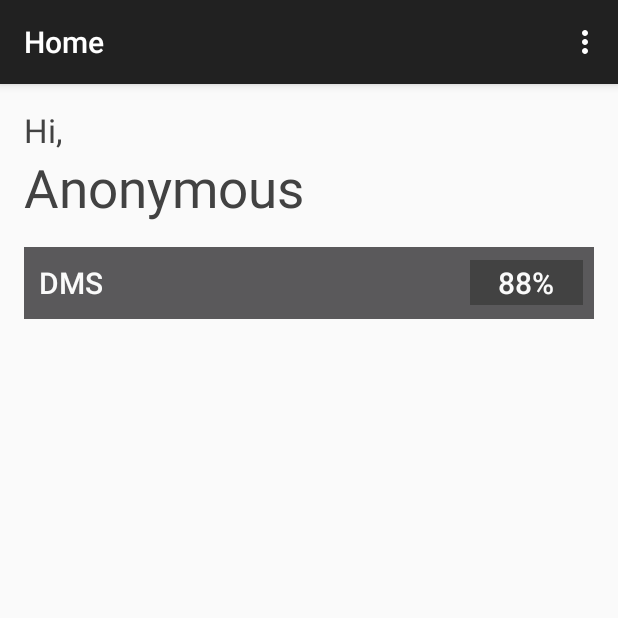
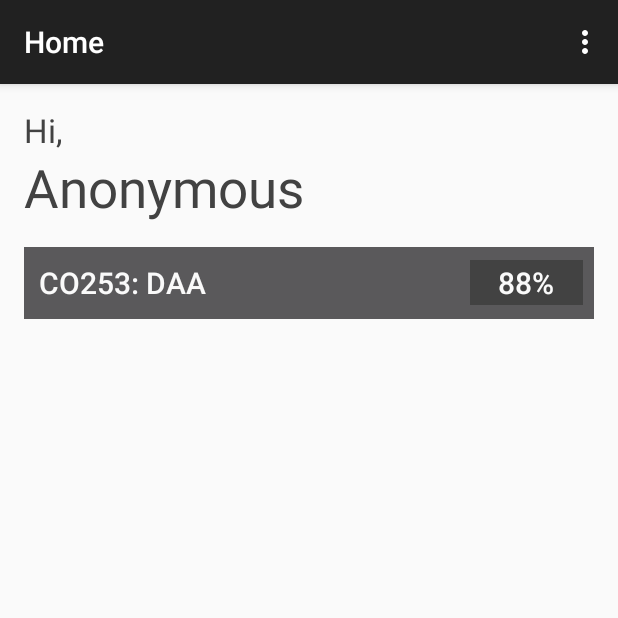
Before and after one commit to anantm95/SemTrac, an Android app: the screen it shows after launch (HomeActivity), on a phone screen of 412 x 824 dp, the top half of it. Run offline under Robolectric (Android 15) with nearby library versions, the phone set to English and light mode, and no system bars; 1 statement that could not run was skipped.

```diff
--- a/app/build.gradle
+++ b/app/build.gradle
@@ -20,7 +20,8 @@ android {
 }
 
 dependencies {
-    compile fileTree(dir: 'libs', include: ['*.jar'])
+    compile fileTree(include: ['*.jar'], dir: 'libs')
     compile 'com.android.support:appcompat-v7:21.0.3'
     compile 'com.android.support:support-v4:21.0.3'
+    compile files('E:/Android/Projects/SemTrac/libs/gson-2.3.1.jar')
 }
--- a/app/src/main/AndroidManifest.xml
+++ b/app/src/main/AndroidManifest.xml
@@ -1,27 +1,29 @@
 <?xml version="1.0" encoding="utf-8"?>
 <manifest xmlns:android="http://schemas.android.com/apk/res/android"
-    package="com.academy.semtrac" >
+    package="com.academy.semtrac">
 
     <application
         android:allowBackup="true"
         android:icon="@drawable/ic_launcher"
         android:label="@string/app_name"
-        android:theme="@style/AppTheme" >
+        android:theme="@style/AppTheme">
         <activity
             android:name=".SplashActivity"
             android:configChanges="orientation|keyboardHidden|screenSize"
             android:label="@string/app_name"
-            android:theme="@style/FullscreenTheme" >
+            android:theme="@style/FullscreenTheme">
             <intent-filter>
-                <action android:name="android.intent.action.MAIN" />
+            <action android:name="android.intent.action.MAIN" />
 
                 <category android:name="android.intent.category.LAUNCHER" />
             </intent-filter>
         </activity>
         <activity
             android:name=".HomeActivity"
-            android:label="@string/title_activity_home" >
-        </activity>
+            android:label="@string/title_activity_home"></activity>
+        <activity
+            android:name=".FirstRunActivity"
+            android:label="@string/title_activity_first_run"></activity>
     </application>
 
 </manifest>
--- a/app/src/main/java/com/academy/semtrac/SplashActivity.java
+++ b/app/src/main/java/com/academy/semtrac/SplashActivity.java
@@ -2,13 +2,17 @@ package com.academy.semtrac;
 
 import android.app.Activity;
 import android.content.Intent;
+import android.content.SharedPreferences;
 import android.os.Bundle;
-import android.os.Handler;
+import android.os.CountDownTimer;
 import android.view.Window;
+
+import com.google.gson.Gson;
 
 public class SplashActivity extends Activity {
 
-    private final int SPLASH_DISPLAY_LENGTH = 3000;
+    private boolean firstTimeUse;
+    private GlobalClass global;
 
     @Override
     public void onCreate(Bundle savedInstanceState) {
@@ -16,15 +20,40 @@ public class SplashActivity extends Activity {
 
         requestWindowFeature(Window.FEATURE_NO_TITLE);
         setContentView(R.layout.activity_splash);
+        global = (GlobalClass) getApplication();
 
-        new Handler().postDelayed(new Runnable(){
+        int SPLASH_DISPLAY_LENGTH = 2000;
+        new CountDownTimer(SPLASH_DISPLAY_LENGTH, 1000) {
             @Override
-            public void run() {
-                /* Create an Intent that will start the Menu-Activity. */
-                Intent mainIntent = new Intent(SplashActivity.this, HomeActivity.class);
-                SplashActivity.this.startActivity(mainIntent);
-                SplashActivity.this.finish();
+            public void onTick(long millisUntilFinished) {
+
             }
-        }, SPLASH_DISPLAY_LENGTH);
+
+            @Override
+            public void onFinish() {
+                Intent intent;
+                if (firstTimeUse) {
+                    intent = new Intent(SplashActivity.this, com.academy.semtrac.FirstRunActivity.class);
+                } else {
+                    intent = new Intent(SplashActivity.this, com.academy.semtrac.HomeActivity.class);
+                }
+                startActivity(intent);
+            }
+        }.start();
+
+        firstTimeUse = initialiseUser();
+    }
+
+    private boolean initialiseUser() {
+        String SHARED_PREFS_FILE = "UserData";
+        SharedPreferences userData = getSharedPreferences(SHARED_PREFS_FILE, 0);
+        String student = userData.getString("userData", null);
+        if (student != null) {
+            Gson gson = new Gson();
+            global.setStudent(gson.fromJson(student, Student.class));
+            return true;
+        } else {
+            return false;
+        }
     }
 }
--- a/app/src/main/res/layout/activity_home.xml
+++ b/app/src/main/res/layout/activity_home.xml
@@ -1,61 +1,60 @@
 <LinearLayout
     xmlns:android="http://schemas.android.com/apk/res/android"
     xmlns:tools="http://schemas.android.com/tools"
+    android:id="@+id/home_layout"
     android:layout_width="match_parent"
     android:layout_height="match_parent"
+    android:background="@color/background_material_light"
+    android:orientation="vertical"
+    android:paddingBottom="@dimen/activity_vertical_margin"
     android:paddingLeft="@dimen/activity_horizontal_margin"
     android:paddingRight="@dimen/activity_horizontal_margin"
     android:paddingTop="@dimen/activity_vertical_margin"
-    android:paddingBottom="@dimen/activity_vertical_margin"
-    android:orientation="vertical"
-    android:id="@+id/home_layout"
-    android:background="@color/background_material_light"
     tools:context="com.academy.semtrac.HomeActivity">
 
 
     <TextView
+        android:id="@+id/textView"
         android:layout_width="wrap_content"
         android:layout_height="wrap_content"
-        android:textSize="@dimen/abc_text_size_large_material"
+        android:text="@string/hi"
         android:textColor="@color/background_floating_material_dark"
-        android:text="@string/hi"
-        android:id="@+id/textView" />
+        android:textSize="@dimen/abc_text_size_large_material" />
 
     <TextView
+        android:id="@+id/studentName"
         android:layout_width="wrap_content"
         android:layout_height="wrap_content"
-        android:text="Anonymous"
-        android:id="@+id/studentName"
-        android:textSize="@dimen/size_of_name"
+        android:paddingBottom="@dimen/activity_vertical_margin"
+        android:text="@string/default_name"
         android:textColor="@color/background_floating_material_dark"
-        android:paddingBottom="@dimen/activity_vertical_margin" />
+        android:textSize="@dimen/size_of_name" />
 
     <FrameLayout
         android:layout_width="match_parent"
         android:layout_height="wrap_content">
 
         <Button
-            android:layout_width="match_parent"
+            android:id="@+id/button"
+            android:layout_width="fill_parent"
             android:layout_height="wrap_content"
-            android:text="@string/sample_subject"
-            android:padding="10dp"
-            android:textSize="20sp"
-            android:textColor="@color/background_material_light"
             android:background="@color/button_material_dark"
             android:gravity="start|center_vertical"
-            android:id="@+id/button" />
+            android:padding="10dp"
+            android:text="@string/sample_subject"
+            android:textColor="@color/background_material_light"
+            android:textSize="20sp" />
 
         <Button
+            android:id="@+id/textView2"
             android:layout_width="75dp"
             android:layout_height="30dp"
+            android:layout_gravity="end|center_vertical"
             android:layout_margin="7dp"
+            android:background="@color/background_floating_material_dark"
             android:text="@string/sample_percent"
             android:textColor="@color/background_material_light"
-            android:textSize="20sp"
-            android:background="@color/background_floating_material_dark"
-            android:clickable="false"
-            android:id="@+id/textView2"
-            android:layout_gravity="end|center_vertical" />
+            android:textSize="20sp" />
 
     </FrameLayout>
 
--- a/app/src/main/res/values/strings.xml
+++ b/app/src/main/res/values/strings.xml
@@ -6,7 +6,9 @@
     <string name="action_settings">Settings</string>
     <string name="title_activity_home">Home</string>
     <string name="hi">Hi,</string>
-    <string name="sample_subject">DMS</string>
+    <string name="sample_subject">CO253: DAA</string>
     <string name="sample_percent">88%</string>
+    <string name="default_name">Anonymous</string>
+    <string name="title_activity_first_run">FirstRunActivity</string>
 
 </resources>
```
Also changed, not shown: 2 other files.
